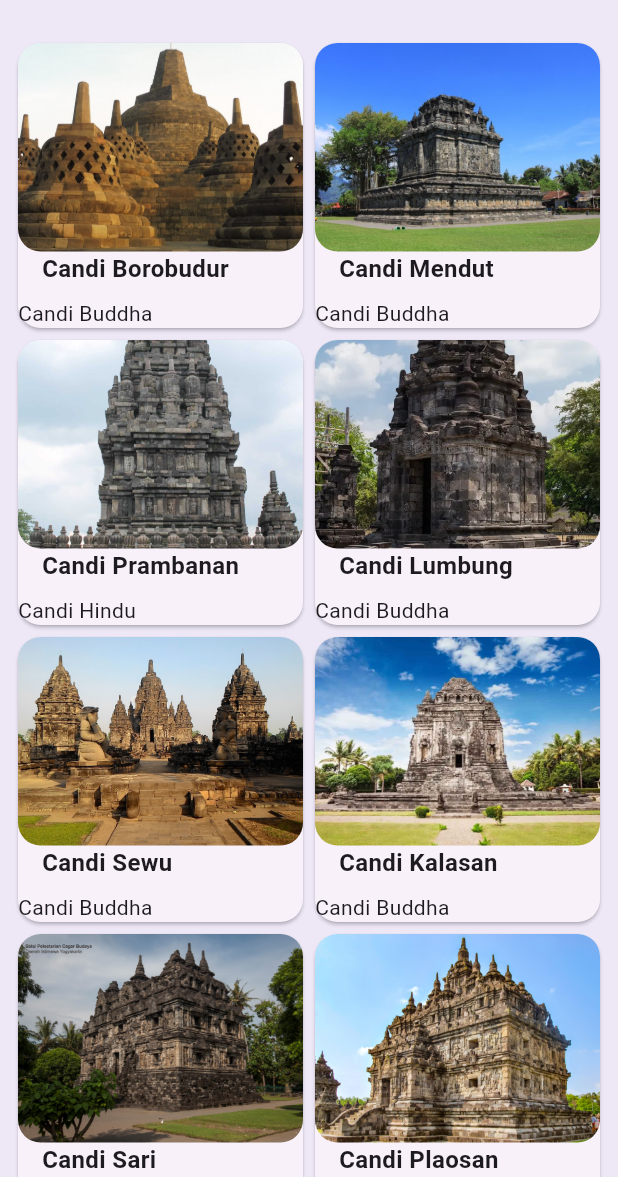
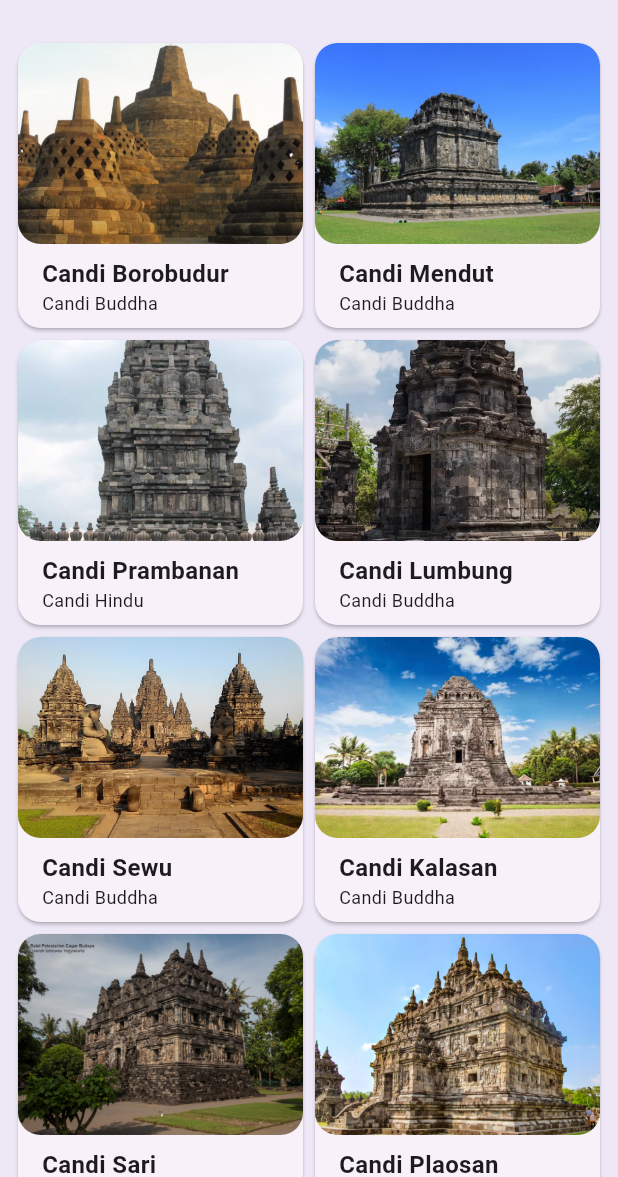
Before and after one commit to rerenn3/wisata_candi-main, a Flutter app: the screen it shows after launch, on a phone screen of 412 x 824 dp, the part 59-1236 px from its top. Run offline on Flutter 3.47's test engine with Material 2 defaults, Android fonts, the phone set to English and light mode, and no system bars; our stand-ins replace cached_network_image.

Commit message:
Perbarui Item Card
.

```diff
--- a/lib/widgets/item_card.dart
+++ b/lib/widgets/item_card.dart
@@ -1,55 +1,63 @@
+import 'package:wisata_candi/models/candi.dart';
 import 'package:flutter/material.dart';
 
-import '../models/candi.dart';
-
-
-class ItemCard extends StatelessWidget{
-  // TODO: 1 Deklarasikan
-  // pada konstruktor
-  ItemCard({super.key, required this.candi});
+class ItemCard extends StatelessWidget {
+  // TODO: 1. Deklarasikan variabel yang dibutuhkan dan pasang pada konstruktor
+  ItemCard({Key? key, required this.candi}) : super(key: key);
   final Candi candi;
 
   @override
   Widget build(BuildContext context) {
-    // TODO: 6 Implementasi routing ke DetailScreen
+    // TODO: 6. Implementasi routing ke DetailScreen
     return Card(
+      // TODO: 2. Tetapkan parameter shape, margin, dan elevation dari Card
       shape: RoundedRectangleBorder(
         borderRadius: BorderRadius.circular(15),
       ),
       margin: EdgeInsets.all(4),
       elevation: 1,
-      // TODO: 2 Tetapkan parameter shape, margin dan elevation
       child: Column(
         crossAxisAlignment: CrossAxisAlignment.start,
         children: [
-          // TODO: 3 Buat Image sebagai anak dari Column
+          // TODO: 3. Buat Image sebagai anak dari Column
           Expanded(
-            // TODO: 7 Implementasi Hero animation
+            // TODO: 7. Implementasi Hero Animation
             child: ClipRRect(
               borderRadius: BorderRadius.circular(15),
-              child: Image.asset(candi.imageAsset,
+              child: Image.asset(
+                candi.imageAsset,
                 width: double.infinity,
                 fit: BoxFit.cover,
               ),
             ),
           ),
-          // TODO: 4 Buat Text sebagai anak dari Column
+          // TODO: 4. Buat Text sebagai anak dari Column
+          Padding(
+            padding: const EdgeInsets.only(
+              left: 16,
+              top: 8,
+            ),
+            child: Text(
+              candi.name,
+              style: TextStyle(
+                fontSize: 16,
+                fontWeight: FontWeight.bold,
+              ),
+            ),
+          ),
+          // TODO: 5. Buat Text sebagai anak dari Column
           Padding(
             padding: const EdgeInsets.only(
               left: 16,
               bottom: 8,
             ),
             child: Text(
-              candi.name,
-              style:  TextStyle(
-                fontSize: 16,
-                fontWeight: FontWeight.bold,
+              candi.type,
+              style: TextStyle(
+                fontSize: 12,
               ),
-
             ),
           ),
-          // TODO: 5 Buat Text sebagai anak dari Column
-          Text(candi.type),
         ],
       ),
     );
```
